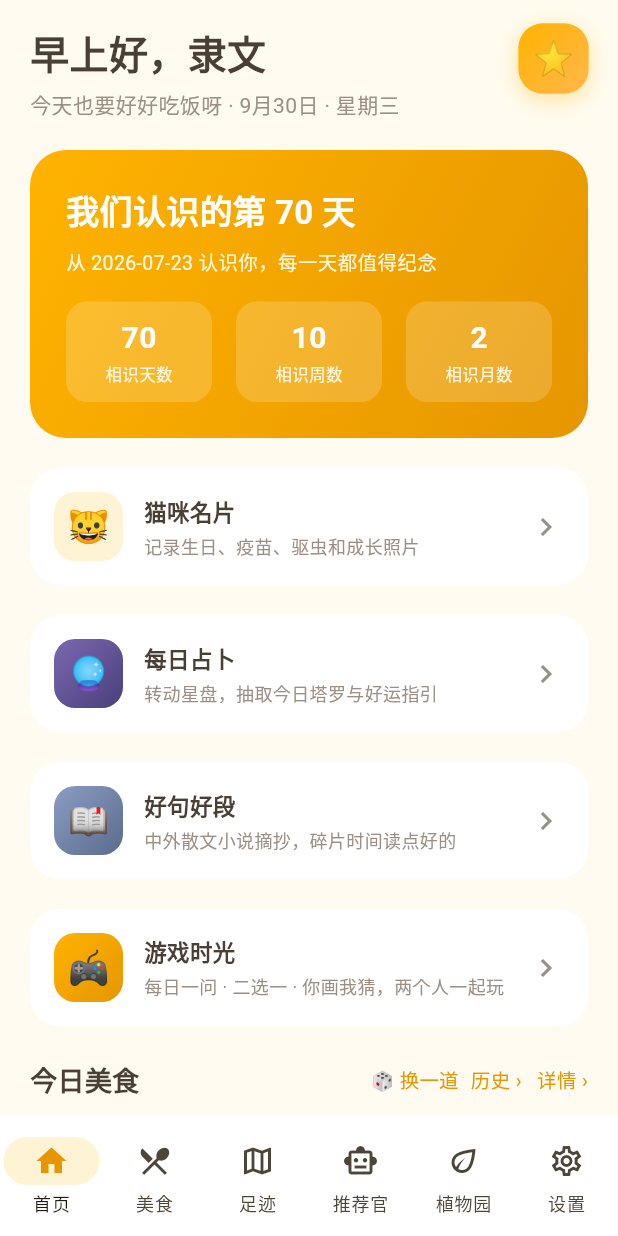
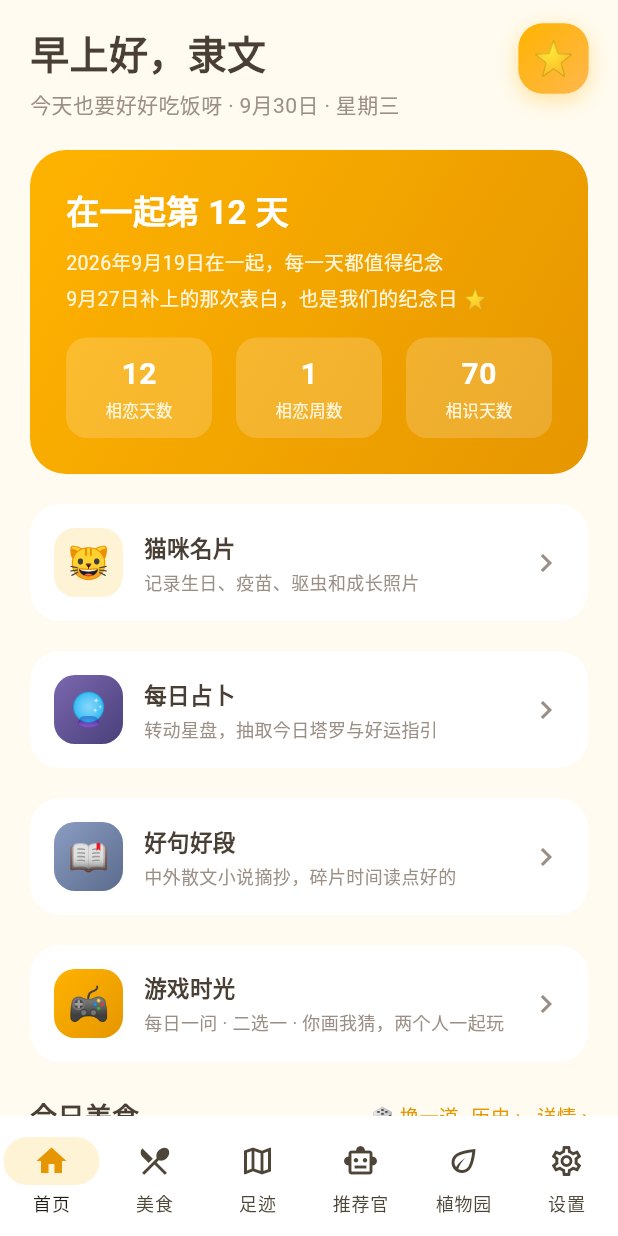
Before and after one commit to zhuoyanczfy/clw-agent, a Flutter app: the screen it shows after launch, on a phone screen of 412 x 824 dp. Run offline on Flutter 3.47's test engine with Material 3 defaults, Android fonts, the phone set to English and light mode, and no system bars; our stand-ins replace cached_network_image, cross_file, flutter_local_notifications, flutter_map, image_picker, latlong2 and 3 more; network calls fail.

Commit message:
feat: 首页相恋天数——在一起第 N 天 + 9.27 补表白纪念日（配置下发可改）

```diff
--- a/app/lib/config/app_config.dart
+++ b/app/lib/config/app_config.dart
@@ -12,6 +12,12 @@ class AppConfig {
   /// 你们认识的日期（格式 YYYY-MM-DD），用于计算认识天数
   static const String meetDate = '2026-07-23';
 
+  /// 在一起的日期（格式 YYYY-MM-DD），首页显示相恋天数
+  static const String loveStartDate = '2026-09-19';
+
+  /// 补表白的日子（格式 YYYY-MM-DD，留空则不显示那一行）
+  static const String loveConfessionDate = '2026-09-27';
+
   /// 首页专属欢迎语
   static const String greeting = '今天也要好好吃饭呀';
 
--- a/app/lib/pages/home_page.dart
+++ b/app/lib/pages/home_page.dart
@@ -144,10 +144,14 @@ class _HomePageState extends State<HomePage> {
     );
   }
 
-  // ---- 认识天数卡片 ----
+  // ---- 相恋天数卡片（主） + 相识天数（统计条） ----
   Widget _buildDaysCard() {
-    final meet = DateTime.tryParse(RemoteConfig.meetDate) ?? DateTime.now();
-    final days = DateTime.now().difference(meet).inDays + 1;
+    final now = DateTime.now();
+    final meet = DateTime.tryParse(RemoteConfig.meetDate);
+    final love = DateTime.tryParse(RemoteConfig.loveStartDate);
+    final meetDays = meet == null ? 0 : now.difference(meet).inDays + 1;
+    final loveDays = love == null ? 0 : now.difference(love).inDays + 1;
+    final confession = DateTime.tryParse(RemoteConfig.loveConfessionDate);
     return BouncyIn(
       offsetY: 20,
       child: Container(
@@ -165,7 +169,7 @@ class _HomePageState extends State<HomePage> {
           crossAxisAlignment: CrossAxisAlignment.start,
           children: [
             Text(
-              '我们认识的第 $days 天',
+              love == null ? '我们认识的第 $meetDays 天' : '在一起第 $loveDays 天',
               style: const TextStyle(
                 fontSize: 22,
                 fontWeight: FontWeight.bold,
@@ -173,10 +177,18 @@ class _HomePageState extends State<HomePage> {
               ),
             ),
             const SizedBox(height: 8),
-            Text(
-              '从 ${RemoteConfig.meetDate} 认识你，每一天都值得纪念',
-              style: const TextStyle(fontSize: 13, color: Color(0xFFFFF7E0)),
-            ),
+            if (love != null)
+              Text(
+                '${love.year}年${love.month}月${love.day}日在一起，每一天都值得纪念',
+                style: const TextStyle(fontSize: 13, color: Color(0xFFFFF7E0)),
+              ),
+            if (confession != null) ...[
+              const SizedBox(height: 4),
+              Text(
+                '${confession.month}月${confession.day}日补上的那次表白，也是我们的纪念日 ⭐',
+                style: const TextStyle(fontSize: 13, color: Color(0xFFFFF7E0)),
+              ),
+            ],
             if (_weather != null) ...[
               const SizedBox(height: 14),
               _buildWeatherBar(_weather!),
@@ -184,11 +196,13 @@ class _HomePageState extends State<HomePage> {
             const SizedBox(height: 16),
             Row(
               children: [
-                _daysItem(days, '相识天数'),
-                const SizedBox(width: 16),
-                _daysItem(days ~/ 7, '相识周数'),
-                const SizedBox(width: 16),
-                _daysItem(days ~/ 30, '相识月数'),
+                if (love != null) ...[
+                  _daysItem(loveDays, '相恋天数'),
+                  const SizedBox(width: 16),
+                  _daysItem(loveDays ~/ 7, '相恋周数'),
+                  const SizedBox(width: 16),
+                ],
+                _daysItem(meetDays, '相识天数'),
               ],
             ),
           ],
--- a/app/lib/services/remote_config.dart
+++ b/app/lib/services/remote_config.dart
@@ -43,6 +43,8 @@ class RemoteConfig {
   // 配置键（与 backend/foodmap/views.py 的 APP_CONFIG_DEFAULTS 对齐）
   static const kHerName = 'her_name';
   static const kMeetDate = 'meet_date';
+  static const kLoveStartDate = 'love_start_date';
+  static const kLoveConfessionDate = 'love_confession_date';
   static const kGreeting = 'greeting';
   static const kDailyDishTitle = 'daily_dish_title';
   static const kWaterTitle = 'water_title';
@@ -153,6 +155,10 @@ class RemoteConfig {
         return AppConfig.herName;
       case kMeetDate:
         return AppConfig.meetDate;
+      case kLoveStartDate:
+        return AppConfig.loveStartDate;
+      case kLoveConfessionDate:
+        return AppConfig.loveConfessionDate;
       case kGreeting:
         return AppConfig.greeting;
       case kDailyDishTitle:
@@ -201,6 +207,10 @@ class RemoteConfig {
 
   static String get herName => get(kHerName, fallback: AppConfig.herName);
   static String get meetDate => get(kMeetDate, fallback: AppConfig.meetDate);
+  static String get loveStartDate =>
+        get(kLoveStartDate, fallback: AppConfig.loveStartDate);
+  static String get loveConfessionDate =>
+        get(kLoveConfessionDate, fallback: AppConfig.loveConfessionDate);
   static String get greeting => get(kGreeting, fallback: AppConfig.greeting);
   static String get dailyDishTitle =>
       get(kDailyDishTitle, fallback: AppConfig.dailyDishTitle);
```
Also changed, not shown: 1 other file.
